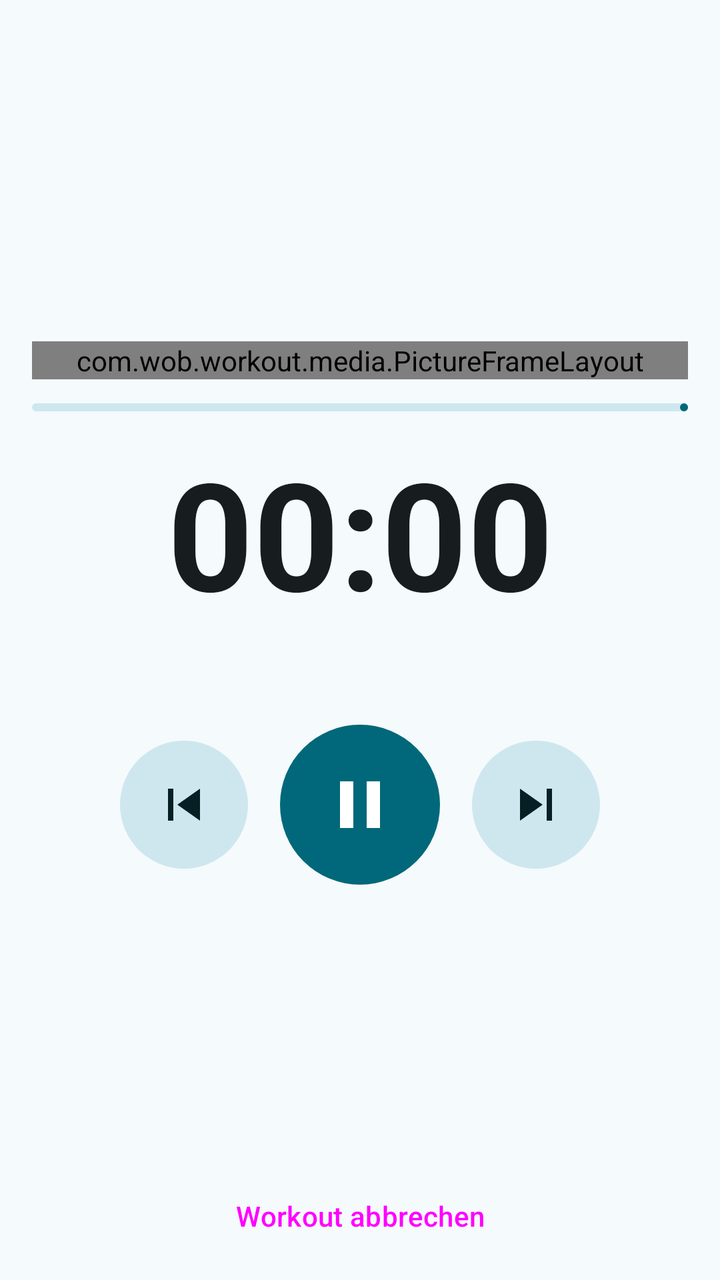
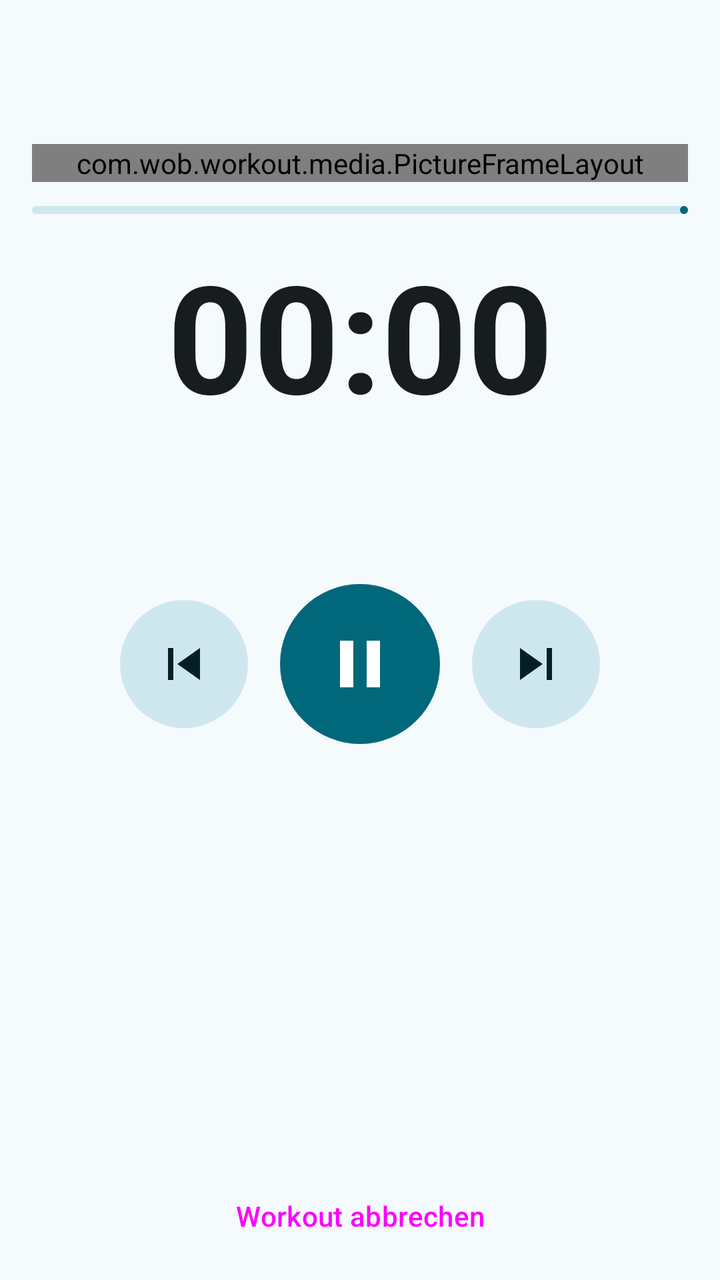

Compare the two renders of this Android layout. The source of the first and the diff that turns it into the second are given below.
<!-- AndroidManifest.xml: application theme Theme.Workout -->
<!-- res/layout/fragment_player.xml -->
<?xml version="1.0" encoding="utf-8"?>
<LinearLayout xmlns:android="http://schemas.android.com/apk/res/android"
    xmlns:app="http://schemas.android.com/apk/res-auto"
    android:layout_width="match_parent"
    android:layout_height="match_parent"
    android:keepScreenOn="true"
    android:orientation="vertical">

    

    <com.google.android.material.appbar.MaterialToolbar
        android:id="@+id/toolbar"
        android:layout_width="match_parent"
        android:layout_height="?attr/actionBarSize"/>

    <ScrollView
        android:layout_width="match_parent"
        android:layout_height="0dp"
        android:layout_weight="1"
        android:fillViewport="true">

        <LinearLayout
            android:layout_width="match_parent"
            android:layout_height="wrap_content"
            android:gravity="center"
            android:orientation="vertical"
            android:padding="16dp">

            <com.wob.workout.media.PictureFrameLayout
                android:id="@+id/mediaFrame"
                android:layout_width="match_parent"
                android:layout_height="wrap_content"
                android:layout_gravity="center_horizontal"
                android:layout_marginBottom="12dp">

                <com.wob.workout.media.FramedImageView
                    android:id="@+id/imgMedia"
                    android:layout_width="match_parent"
                    android:layout_height="match_parent"
                    android:contentDescription="@null"/>

                <androidx.media3.ui.PlayerView
                    android:id="@+id/videoPlayer"
                    android:layout_width="match_parent"
                    android:layout_height="match_parent"
                    android:visibility="gone"
                    app:use_controller="false"/>

                
                <View
                    android:id="@+id/mediaScrim"
                    android:layout_width="match_parent"
                    android:layout_height="match_parent"
                    android:background="#99000000"
                    android:visibility="gone"/>

                <LinearLayout
                    android:id="@+id/mediaLabels"
                    android:layout_width="match_parent"
                    android:layout_height="wrap_content"
                    android:layout_gravity="center"
                    android:gravity="center_horizontal"
                    android:orientation="vertical"
                    android:paddingStart="16dp"
                    android:paddingEnd="16dp"
                    android:visibility="gone">

                    <TextView
                        android:id="@+id/txtMediaLabel"
                        android:layout_width="wrap_content"
                        android:layout_height="wrap_content"
                        android:letterSpacing="0.1"
                        android:shadowColor="#CC000000"
                        android:shadowRadius="6"
                        android:textColor="#FFFFFFFF"
                        android:textSize="18sp"
                        android:textStyle="bold"/>

                    <TextView
                        android:id="@+id/txtMediaTitle"
                        android:layout_width="wrap_content"
                        android:layout_height="wrap_content"
                        android:layout_marginTop="4dp"
                        android:gravity="center"
                        android:maxLines="2"
                        android:shadowColor="#CC000000"
                        android:shadowRadius="6"
                        android:textColor="#FFFFFFFF"
                        android:textSize="30sp"
                        android:textStyle="bold"/>
                </LinearLayout>
            </com.wob.workout.media.PictureFrameLayout>

            <com.google.android.material.progressindicator.LinearProgressIndicator
                android:id="@+id/progressWorkout"
                android:layout_width="match_parent"
                android:layout_height="wrap_content"
                android:max="1000"
                app:trackCornerRadius="2dp"/>

            <LinearLayout
                android:id="@+id/rowWorkoutProgress"
                android:layout_width="match_parent"
                android:layout_height="wrap_content"
                android:layout_marginTop="4dp"
                android:orientation="horizontal">

                <TextView
                    android:id="@+id/txtProgress"
                    android:layout_width="0dp"
                    android:layout_height="wrap_content"
                    android:layout_weight="1"
                    android:textSize="12sp"/>

                <TextView
                    android:id="@+id/txtWorkoutRemaining"
                    android:layout_width="wrap_content"
                    android:layout_height="wrap_content"
                    android:textSize="12sp"/>
            </LinearLayout>

            
            <TextView
                android:id="@+id/txtTimer"
                android:layout_width="match_parent"
                android:layout_height="88dp"
                android:background="?attr/selectableItemBackground"
                android:contentDescription="@null"
                android:gravity="center"
                android:includeFontPadding="false"
                android:maxLines="1"
                android:text="00:00"
                android:textStyle="bold"
                app:autoSizeMaxTextSize="80sp"
                app:autoSizeMinTextSize="32sp"
                app:autoSizeTextType="uniform"/>

            <TextView
                android:id="@+id/txtTitle"
                android:layout_width="match_parent"
                android:layout_height="wrap_content"
                android:gravity="center"
                android:textColor="?attr/colorPrimary"
                android:textSize="24sp"
                android:textStyle="bold"/>

            <LinearLayout
                android:id="@+id/rowTransport"
                android:layout_width="wrap_content"
                android:layout_height="wrap_content"
                android:layout_marginTop="16dp"
                android:gravity="center_vertical"
                android:orientation="horizontal">

                <com.google.android.material.button.MaterialButton
                    android:id="@+id/btnPrevious"
                    style="@style/Widget.Material3.Button.IconButton.Filled.Tonal"
                    android:layout_width="64dp"
                    android:layout_height="64dp"
                    android:contentDescription="Vorherige Übung"
                    android:insetLeft="0dp"
                    android:insetTop="0dp"
                    android:insetRight="0dp"
                    android:insetBottom="0dp"
                    android:padding="0dp"
                    app:iconGravity="textStart"
                    app:iconPadding="0dp"
                    app:icon="@drawable/ic_skip_previous"
                    app:iconSize="32dp"/>

                <com.google.android.material.button.MaterialButton
                    android:id="@+id/btnPause"
                    style="@style/Widget.Material3.Button.IconButton.Filled"
                    android:layout_width="80dp"
                    android:layout_height="80dp"
                    android:layout_marginStart="16dp"
                    android:layout_marginEnd="16dp"
                    android:contentDescription="Pause"
                    android:insetLeft="0dp"
                    android:insetTop="0dp"
                    android:insetRight="0dp"
                    android:insetBottom="0dp"
                    android:padding="0dp"
                    app:iconGravity="textStart"
                    app:iconPadding="0dp"
                    app:icon="@drawable/ic_pause"
                    app:iconSize="40dp"/>

                <com.google.android.material.button.MaterialButton
                    android:id="@+id/btnNext"
                    style="@style/Widget.Material3.Button.IconButton.Filled.Tonal"
                    android:layout_width="64dp"
                    android:layout_height="64dp"
                    android:contentDescription="Nächste Übung"
                    android:insetLeft="0dp"
                    android:insetTop="0dp"
                    android:insetRight="0dp"
                    android:insetBottom="0dp"
                    android:padding="0dp"
                    app:iconGravity="textStart"
                    app:iconPadding="0dp"
                    app:icon="@drawable/ic_skip_next"
                    app:iconSize="32dp"/>
            </LinearLayout>

            <TextView
                android:id="@+id/txtDescription"
                android:layout_width="match_parent"
                android:layout_height="wrap_content"
                android:layout_marginTop="16dp"
                android:gravity="start"/>
        </LinearLayout>
    </ScrollView>

    
    <Button
        android:id="@+id/btnCancel"
        style="@style/Widget.Material3.Button.TextButton"
        android:layout_width="wrap_content"
        android:layout_height="wrap_content"
        android:layout_gravity="center_horizontal"
        android:layout_marginBottom="8dp"
        android:text="Workout abbrechen"/>

    
    <LinearLayout
        android:id="@+id/rowFinished"
        android:layout_width="match_parent"
        android:layout_height="wrap_content"
        android:orientation="horizontal"
        android:paddingStart="16dp"
        android:paddingEnd="16dp"
        android:paddingBottom="16dp"
        android:visibility="gone">

        <Button
            android:id="@+id/btnAgain"
            style="@style/Widget.Material3.Button.TonalButton"
            android:layout_width="0dp"
            android:layout_height="wrap_content"
            android:layout_marginEnd="8dp"
            android:layout_weight="1"
            android:text="@string/nochmal"/>

        <Button
            android:id="@+id/btnDone"
            android:layout_width="0dp"
            android:layout_height="wrap_content"
            android:layout_marginStart="8dp"
            android:layout_weight="1"
            android:text="@string/fertig"/>
    </LinearLayout>
</LinearLayout>
<!-- resources referenced by this layout -->
<resources>
  <!-- drawable ic_pause (drawable) -->
  <vector xmlns:android="http://schemas.android.com/apk/res/android"
      android:width="24dp"
      android:height="24dp"
      android:viewportWidth="24"
      android:viewportHeight="24">
      <path
          android:fillColor="#FFFFFFFF"
          android:pathData="M6,19h4V5H6v14zM14,5v14h4V5h-4z"/>
  </vector>
  <!-- drawable ic_skip_next (drawable) -->
  <vector xmlns:android="http://schemas.android.com/apk/res/android"
      android:width="24dp"
      android:height="24dp"
      android:viewportWidth="24"
      android:viewportHeight="24">
      <path
          android:fillColor="#FFFFFFFF"
          android:pathData="M6,18l8.5,-6L6,6v12zM16,6v12h2V6h-2z"/>
  </vector>
  <!-- drawable ic_skip_previous (drawable) -->
  <vector xmlns:android="http://schemas.android.com/apk/res/android"
      android:width="24dp"
      android:height="24dp"
      android:viewportWidth="24"
      android:viewportHeight="24">
      <path
          android:fillColor="#FFFFFFFF"
          android:pathData="M6,6h2v12H6zM9.5,12l8.5,6V6z"/>
  </vector>
  <string name="fertig">Fertig</string>
  <string name="nochmal">Nochmal</string>
  <style name="Theme.Workout" parent="Base.Theme.Workout" />
  <color name="primary">#00687A</color>
  <color name="on_primary">#FFFFFF</color>
  <color name="primary_container">#ACEDFF</color>
  <color name="on_primary_container">#001F26</color>
  <color name="primary_inverse">#84D2E7</color>
  <color name="secondary">#4B6269</color>
  <color name="on_secondary">#FFFFFF</color>
  <color name="secondary_container">#CEE7EF</color>
  <color name="on_secondary_container">#061F25</color>
  <color name="tertiary">#565D7E</color>
  <color name="on_tertiary">#FFFFFF</color>
  <color name="tertiary_container">#DDE1FF</color>
  <color name="on_tertiary_container">#131A37</color>
  <color name="error">#BA1A1A</color>
  <color name="on_error">#FFFFFF</color>
  <color name="error_container">#FFDAD6</color>
  <color name="on_error_container">#410002</color>
  <color name="surface">#F5FAFC</color>
  <color name="on_surface">#171C1E</color>
  <color name="surface_variant">#DBE4E7</color>
  <color name="on_surface_variant">#3F484B</color>
  <color name="surface_inverse">#2B3133</color>
  <color name="on_surface_inverse">#ECF2F4</color>
  <color name="surface_dim">#D5DBDD</color>
  <color name="surface_bright">#F5FAFC</color>
  <color name="surface_container_lowest">#FFFFFF</color>
  <color name="surface_container_low">#EFF4F7</color>
  <color name="surface_container">#E9EFF1</color>
  <color name="surface_container_high">#E3E9EB</color>
  <color name="surface_container_highest">#DEE3E6</color>
  <color name="outline">#70797C</color>
  <color name="outline_variant">#BFC8CB</color>
  <!-- unchanged entries left out for length: 1 -->
</resources>

<!-- the commit's change to res/layout/fragment_player.xml (unified diff, before → after) -->
@@ -22,9 +22,14 @@
         <LinearLayout
             android:layout_width="match_parent"
             android:layout_height="wrap_content"
-            android:gravity="center"
+            android:gravity="center_horizontal"
             android:orientation="vertical"
-            android:padding="16dp">
+            android:paddingStart="16dp"
+            android:paddingTop="8dp"
+            android:paddingEnd="16dp"
+            android:paddingBottom="16dp">
+
+            
 
             <com.wob.workout.media.PictureFrameLayout
                 android:id="@+id/mediaFrame"
@@ -89,6 +94,26 @@
                         android:textSize="30sp"
                         android:textStyle="bold"/>
                 </LinearLayout>
+
+                
+                <FrameLayout
+                    android:id="@+id/mediaTapTarget"
+                    android:layout_width="match_parent"
+                    android:layout_height="match_parent"
+                    android:contentDescription="@string/pausieren_oder_fortsetzen"
+                    android:focusable="true">
+
+                    <ImageView
+                        android:id="@+id/imgTapFeedback"
+                        android:layout_width="88dp"
+                        android:layout_height="88dp"
+                        android:layout_gravity="center"
+                        android:alpha="0"
+                        android:background="@drawable/bg_tap_feedback"
+                        android:contentDescription="@null"
+                        android:padding="20dp"
+                        app:tint="#FFFFFFFF"/>
+                </FrameLayout>
             </com.wob.workout.media.PictureFrameLayout>
 
             <com.google.android.material.progressindicator.LinearProgressIndicator
@@ -135,11 +160,14 @@
                 app:autoSizeMinTextSize="32sp"
                 app:autoSizeTextType="uniform"/>
 
+            
             <TextView
                 android:id="@+id/txtTitle"
                 android:layout_width="match_parent"
                 android:layout_height="wrap_content"
+                android:ellipsize="end"
                 android:gravity="center"
+                android:lines="2"
                 android:textColor="?attr/colorPrimary"
                 android:textSize="24sp"
                 android:textStyle="bold"/>
<!-- resource entries referenced after the edit -->
@@ -1,5 +1,11 @@
 <!-- resources referenced by this layout -->
 <resources>
+  <!-- drawable bg_tap_feedback (drawable) -->
+  <?xml version="1.0" encoding="utf-8"?>
+  <shape xmlns:android="http://schemas.android.com/apk/res/android"
+      android:shape="oval">
+      <solid android:color="#99000000"/>
+  </shape>
   <!-- drawable ic_pause (drawable) -->
   <vector xmlns:android="http://schemas.android.com/apk/res/android"
       android:width="24dp"
@@ -32,6 +38,7 @@
   </vector>
   <string name="fertig">Fertig</string>
   <string name="nochmal">Nochmal</string>
+  <string name="pausieren_oder_fortsetzen">Pausieren oder fortsetzen</string>
   <style name="Theme.Workout" parent="Base.Theme.Workout" />
   <color name="primary">#00687A</color>
   <color name="on_primary">#FFFFFF</color>
